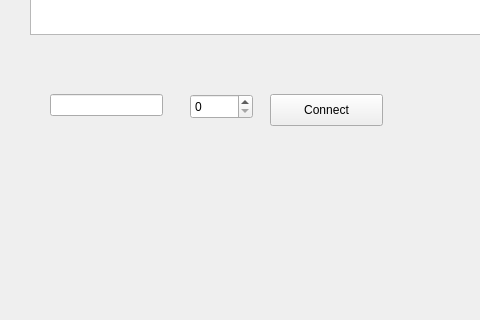
Above: SampleConsole/SampleConsole.ui from jwarwick/citp-lib before the change; both pictures show x 0 to 480 and y 155 to 475 of the 800 by 600 pixel window. Below: the same form after it.
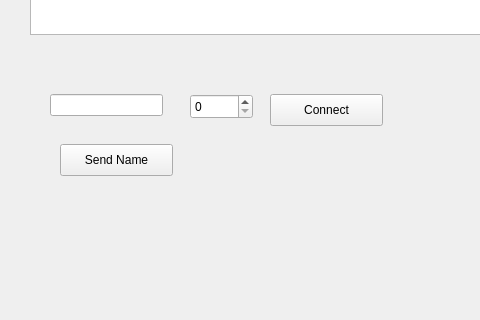
That is the form after the change.

Commit message: Added connect() and sendUNam() functions

```diff
--- a/SampleConsole/SampleConsole.ui
+++ b/SampleConsole/SampleConsole.ui
@@ -57,6 +57,19 @@
      <string>Connect</string>
     </property>
    </widget>
+   <widget class="QPushButton" name="sendNameButton">
+    <property name="geometry">
+     <rect>
+      <x>60</x>
+      <y>280</y>
+      <width>113</width>
+      <height>32</height>
+     </rect>
+    </property>
+    <property name="text">
+     <string>Send Name</string>
+    </property>
+   </widget>
   </widget>
   <widget class="QMenuBar" name="menubar">
    <property name="geometry">
```
The commit also changes 11 other files.
